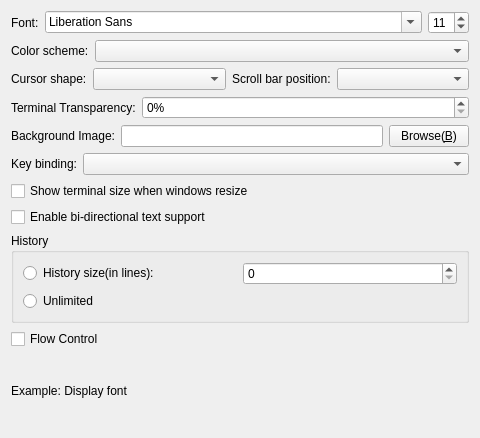
Qt form Src/Terminal/ParameterTerminalUI.ui (KangLin/RabbitRemoteControl) before a commit.
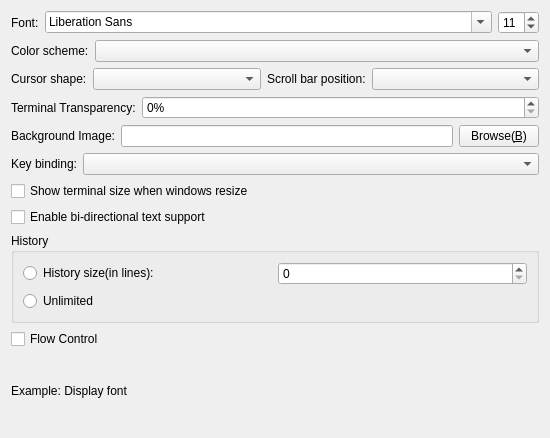
The same form after that commit. Icons and pictures are not drawn.

Commit message: Plugin: modify widget size

Diff of the .ui file:
```diff
--- a/Src/Terminal/ParameterTerminalUI.ui
+++ b/Src/Terminal/ParameterTerminalUI.ui
@@ -6,7 +6,7 @@
    <rect>
     <x>0</x>
     <y>0</y>
-    <width>480</width>
+    <width>550</width>
     <height>438</height>
    </rect>
   </property>
```
